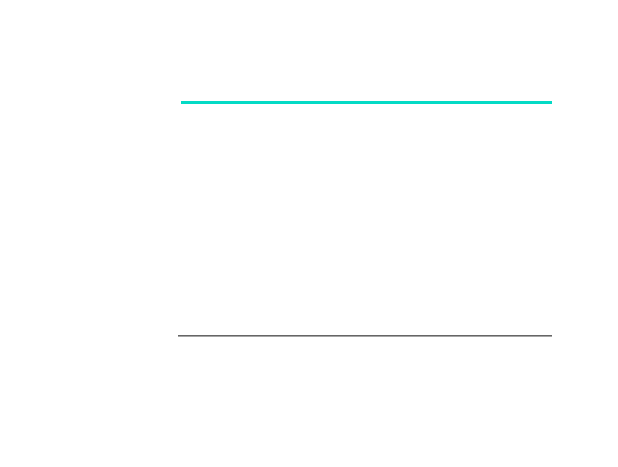
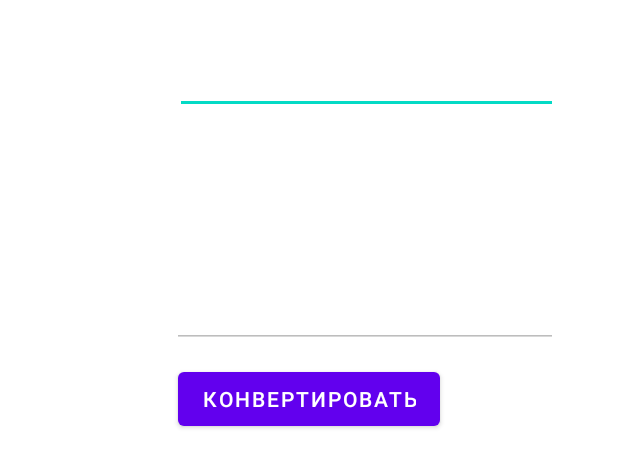
Before and after one commit to PuddingNGV/ExchangeRates, an Android app: the layout converter_currency.xml on its own in the app's theme, with its tools: preview values and no code run, on a phone screen of 412 x 824 dp. Shown: the top 467 px of the screen. Run offline under Robolectric (Android 15) with nearby library versions, the phone set to English and light mode, and no system bars.

Commit message:
Added button converter

```diff
--- a/app/src/main/res/layout/converter_currency.xml
+++ b/app/src/main/res/layout/converter_currency.xml
@@ -62,11 +62,22 @@
         android:ems="10"
         android:inputType="number"
         android:text="0"
+        android:enabled="false"
         android:textAlignment="center"
         app:layout_constraintEnd_toEndOf="parent"
         app:layout_constraintStart_toEndOf="@+id/textNameSecondCurrency"
         app:layout_constraintTop_toBottomOf="@+id/imageButtonChanger"
         tools:ignore="SpeakableTextPresentCheck" />
 
+    <Button
+        android:id="@+id/buttonConverter"
+        android:layout_width="wrap_content"
+        android:layout_height="wrap_content"
+        android:layout_marginTop="10dp"
+        android:text="Конвертировать"
+        app:layout_constraintEnd_toEndOf="parent"
+        app:layout_constraintStart_toStartOf="parent"
+        app:layout_constraintTop_toBottomOf="@+id/editTextValSecondCurrency" />
+
 
 </androidx.constraintlayout.widget.ConstraintLayout>
```
